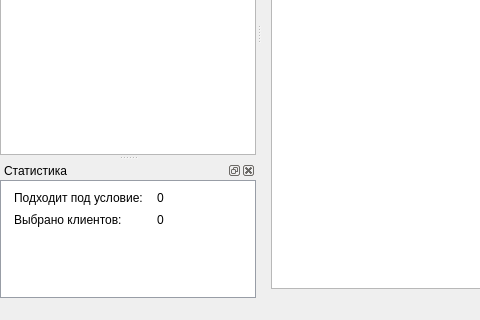
treone/Loyalty-System-Manager, file view/ui/main_window.ui: the form before one commit; both pictures show x 0 to 480 and y 280 to 600 of the 800 by 600 pixel window.
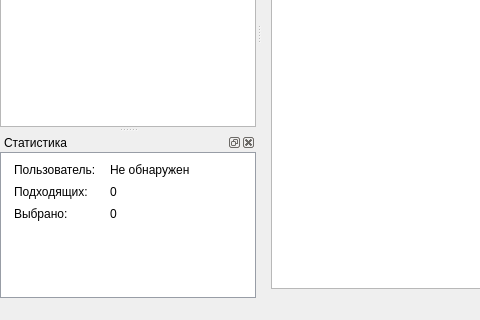
The form after the commit. Icons and pictures are not drawn.

Patch:
```diff
--- a/view/ui/main_window.ui
+++ b/view/ui/main_window.ui
@@ -147,10 +147,24 @@
    </attribute>
    <widget class="QWidget" name="statistics_layout">
     <layout class="QFormLayout" name="formLayout">
-     <item row="1" column="0">
+     <item row="2" column="0">
       <widget class="QLabel" name="label_selected_customers_count">
        <property name="text">
-        <string>Выбрано клиентов:</string>
+        <string>Выбрано:</string>
+       </property>
+      </widget>
+     </item>
+     <item row="2" column="1">
+      <widget class="QLabel" name="lbl_selected_customers_count">
+       <property name="text">
+        <string>0</string>
+       </property>
+      </widget>
+     </item>
+     <item row="1" column="0">
+      <widget class="QLabel" name="label_suitable_customers_count">
+       <property name="text">
+        <string>Подходящих:</string>
        </property>
       </widget>
      </item>
@@ -162,16 +176,19 @@
       </widget>
      </item>
      <item row="0" column="0">
-      <widget class="QLabel" name="label_suitable_customers_count">
+      <widget class="QLabel" name="label">
        <property name="text">
-        <string>Подходит под условие:</string>
+        <string>Пользователь:</string>
        </property>
       </widget>
      </item>
      <item row="0" column="1">
       <widget class="QLabel" name="suitable_customers_count">
        <property name="text">
-        <string>0</string>
+        <string>Не обнаружен</string>
+       </property>
+       <property name="wordWrap">
+        <bool>true</bool>
        </property>
       </widget>
      </item>
```
Left out of the diff: 4 changed lines with no effect on the pictures.
